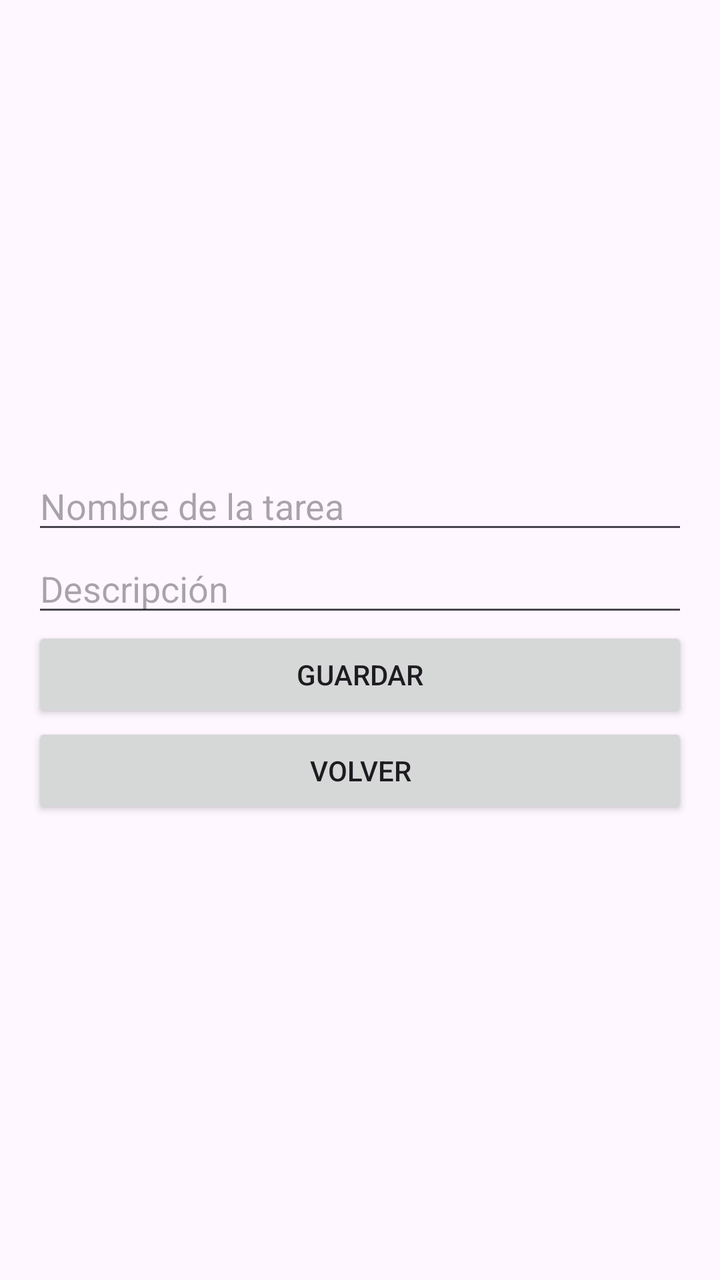
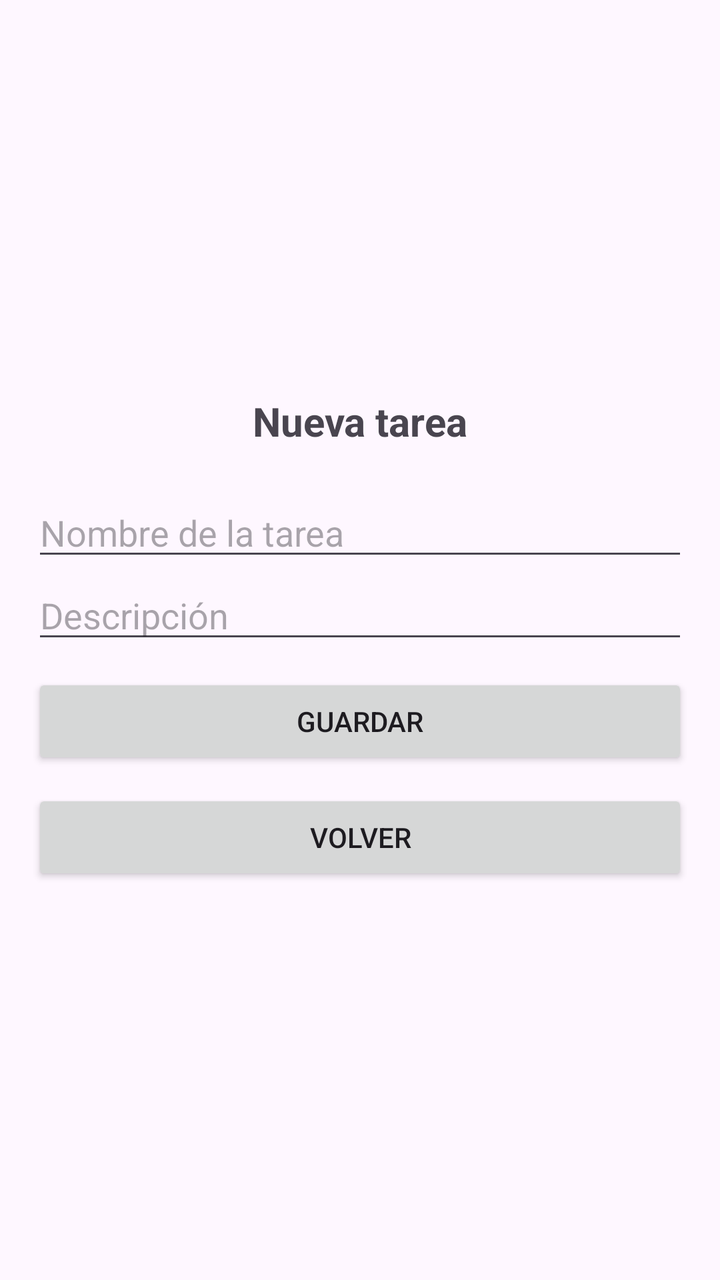

An Android layout rendered at two revisions. The XML below is the earlier revision; the diff shows what the commit changed to produce the second picture.
<!-- AndroidManifest.xml: application theme Theme.GestorDeTareas -->
<!-- res/layout/activity_form.xml -->
<?xml version="1.0" encoding="utf-8"?>
<LinearLayout xmlns:android="http://schemas.android.com/apk/res/android"
    android:layout_width="match_parent"
    android:layout_height="match_parent"
    android:orientation="vertical"
    android:gravity="center"
    android:padding="16dp">

    <EditText
        android:id="@+id/etTaskName"
        android:layout_width="match_parent"
        android:layout_height="wrap_content"
        android:hint="Nombre de la tarea"/>

    <EditText
        android:id="@+id/etTaskDescription"
        android:layout_width="match_parent"
        android:layout_height="wrap_content"
        android:hint="Descripción"
        android:inputType="textMultiLine"/>

    <Button
        android:id="@+id/btnSaveTask"
        android:layout_width="match_parent"
        android:layout_height="wrap_content"
        android:text="Guardar"/>

    <Button
        android:id="@+id/btnBack"
        android:layout_width="match_parent"
        android:layout_height="wrap_content"
        android:text="Volver"/>

</LinearLayout>
<!-- resources referenced by this layout -->
<resources>
  <style name="Theme.GestorDeTareas" parent="Base.Theme.GestorDeTareas" />
  <style name="Base.Theme.GestorDeTareas" parent="Theme.Material3.DayNight.NoActionBar">
          
          
      </style>
</resources>

<!-- the commit's change to res/layout/activity_form.xml (unified diff, before → after) -->
@@ -5,6 +5,15 @@
     android:orientation="vertical"
     android:gravity="center"
     android:padding="16dp">
+
+    <TextView
+        android:id="@+id/txListado"
+        android:layout_width="wrap_content"
+        android:layout_height="wrap_content"
+        android:text="Nueva tarea"
+        android:textSize="20sp"
+        android:textStyle="bold"
+        android:layout_marginBottom="20dp"/>
 
     <EditText
         android:id="@+id/etTaskName"
@@ -23,7 +32,9 @@
         android:id="@+id/btnSaveTask"
         android:layout_width="match_parent"
         android:layout_height="wrap_content"
-        android:text="Guardar"/>
+        android:text="Guardar"
+        android:layout_marginBottom="10dp"
+        android:layout_marginTop="10dp"/>
 
     <Button
         android:id="@+id/btnBack"
